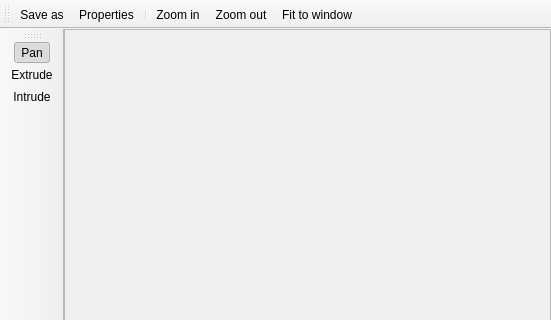
Old version of the form ui/ImageViewer.ui in the repository RoryDungan/Gaiascape; both pictures show x 0 to 551 and y 0 to 320 of the 551 by 550 pixel window.
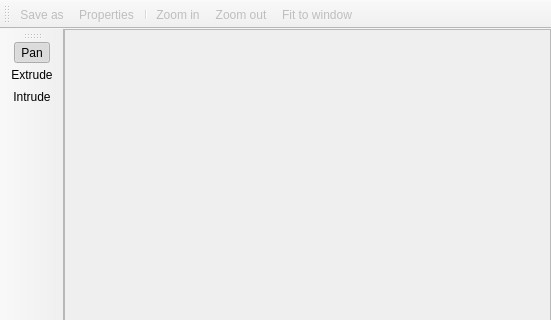
New version of the form. Icons and pictures are not drawn.

```diff
--- a/ui/ImageViewer.ui
+++ b/ui/ImageViewer.ui
@@ -41,6 +41,9 @@
    </layout>
   </widget>
   <widget class="QToolBar" name="toolBar">
+   <property name="enabled">
+    <bool>false</bool>
+   </property>
    <property name="windowTitle">
     <string>toolBar</string>
    </property>
```
Left out of the diff: 4 changed lines with no effect on the pictures.
